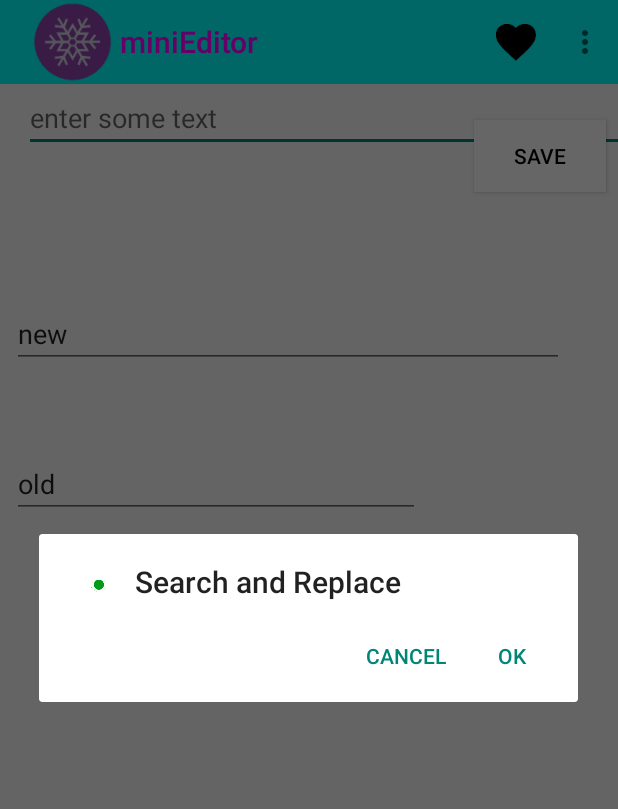
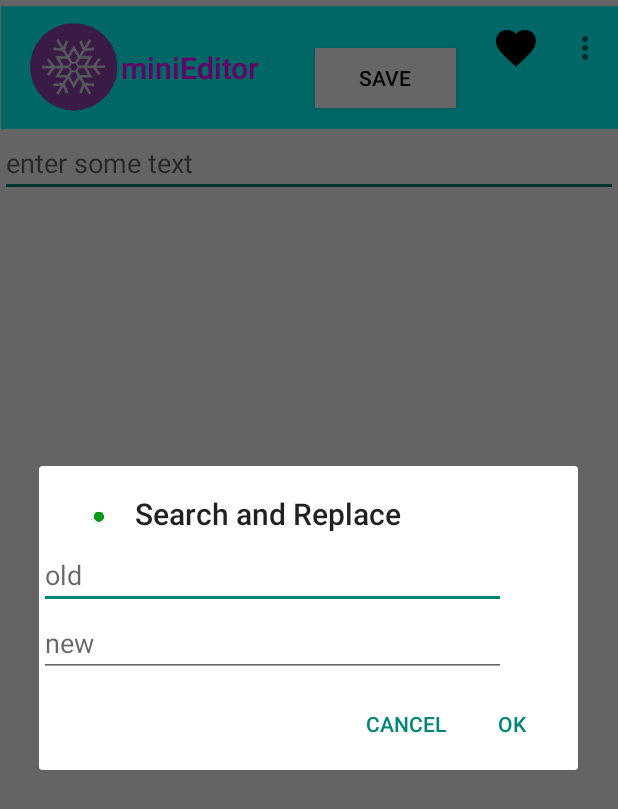
Before and after one commit to chen-assert/Mini_editor_android, an Android app: the screen it shows after launch (miniEditor), in the options menu, after a tap on "search and replace", on a phone screen of 412 x 824 dp. Shown: the top 809 px of the screen. Run offline under Robolectric (Android 15) with nearby library versions, the phone set to English and light mode, and no system bars.

Commit message:
implemented search_and_find;updated layout

```diff
--- a/app/src/main/res/layout/activity_main.xml
+++ b/app/src/main/res/layout/activity_main.xml
@@ -6,75 +6,56 @@
         xmlns:android="http://schemas.android.com/apk/res/android"
         xmlns:tools="http://schemas.android.com/tools"
         xmlns:app="http://schemas.android.com/apk/res-auto"
-        android:layout_width="match_parent"
-        android:layout_height="match_parent"
-        tools:context="jingruichen.mini_editor.miniEditor">
-
-    <EditText
-            android:layout_width="0dp"
+        tools:context="jingruichen.mini_editor.miniEditor"
+        android:ems="20"
+        android:layout_width="wrap_content"
         android:layout_height="wrap_content"
-            android:inputType="textMultiLine"
-            android:ems="20"
-            android:id="@+id/editText"
-            android:hint="enter some text"
-            app:layout_constraintHorizontal_chainStyle="spread_inside"
+        app:layout_constraintTop_toBottomOf="@+id/my_toolbar">
+        <!--app:layout_constraintHorizontal_chainStyle="spread_inside"
         app:layout_constraintLeft_toLeftOf="parent"
         android:layout_marginLeft="16dp"
         android:layout_marginStart="16dp"
-            app:layout_constraintTop_toBottomOf="@+id/my_toolbar"
-            android:cursorVisible="true"/>
+
+        android:cursorVisible="true" -->
 
 
+    <EditText
+        android:id="@+id/editText"
+        android:layout_width="0dp"
+        android:layout_height="wrap_content"
+        android:cursorVisible="true"
+        android:ems="20"
+        android:hint="enter some text"
+        android:inputType="textMultiLine"
+        app:layout_constraintHorizontal_chainStyle="spread_inside"
+        app:layout_constraintLeft_toLeftOf="parent"
+        app:layout_constraintTop_toBottomOf="@+id/my_toolbar" />
 
 
     <Button
+        android:id="@+id/save"
+        android:layout_width="94dp"
+        android:layout_height="40dp"
+        android:layout_marginEnd="108dp"
+        android:layout_marginTop="32dp"
         android:text="Save"
-            android:layout_width="wrap_content"
-            android:layout_height="48dp"
-            android:id="@+id/save"
-            app:layout_constraintTop_toTopOf="parent"
-            android:layout_marginTop="80dp"
-            android:layout_marginRight="8dp"
+        app:layout_constraintEnd_toEndOf="parent"
         app:layout_constraintRight_toRightOf="parent"
-            android:layout_marginEnd="8dp"/>
+        app:layout_constraintTop_toTopOf="parent" />
 
 
     <android.support.v7.widget.Toolbar
         android:id="@+id/my_toolbar"
+        android:layout_width="411dp"
+        android:layout_height="82dp"
+        android:layout_marginTop="4dp"
         android:background="?attr/colorPrimary"
-            android:layout_width="0dp"
-            android:layout_height="56dp"
+        app:layout_constraintHorizontal_bias="1.0"
+        app:layout_constraintLeft_toLeftOf="parent"
+        app:layout_constraintRight_toRightOf="parent"
         app:layout_constraintTop_toTopOf="parent"
-            app:layout_constraintRight_toRightOf="parent"
-            app:layout_constraintLeft_toLeftOf="parent"
-            app:logo="@drawable/snowflake"
-            />
+        app:logo="@drawable/snowflake" />
 
-    <EditText
-            android:layout_width="368dp"
-            android:layout_height="wrap_content"
-            android:id="@+id/current"
-            android:text="new"
-            android:hint="to replace as..."
-            android:minHeight="45dp"
-            android:textSize="18sp"
-            android:inputType="text"
-            android:layout_marginLeft="8dp"
-            app:layout_constraintLeft_toLeftOf="parent"
-            app:layout_constraintTop_toTopOf="parent"
-            android:layout_marginTop="200dp"/>
-    <EditText
-            android:layout_width="272dp"
-            android:layout_height="wrap_content"
-            android:id="@+id/old"
-            android:text="old"
-            android:hint="to be replaced..."
-            android:minHeight="45dp"
-            android:textSize="18sp"
-            android:inputType="text"
-            android:layout_marginLeft="8dp"
-            app:layout_constraintLeft_toLeftOf="parent"
-            app:layout_constraintTop_toTopOf="parent"
-            android:layout_marginTop="300dp"/>
+
 
 </android.support.constraint.ConstraintLayout>
--- /dev/null
+++ b/app/src/main/res/layout/dialogs.xml
@@ -0,0 +1,49 @@
+<?xml version="1.0" encoding="utf-8"?>
+<android.support.constraint.ConstraintLayout
+
+    xmlns:android="http://schemas.android.com/apk/res/android"
+    xmlns:app="http://schemas.android.com/apk/res-auto"
+    xmlns:tools="http://schemas.android.com/tools"
+    android:layout_width="fill_parent"
+    android:layout_height="fill_parent"
+    android:orientation="vertical"
+    tools:context="jingruichen.mini_editor.miniEditor">
+
+    <TableLayout
+        android:layout_width="wrap_content"
+        android:layout_height="match_parent">
+        <TableRow
+            android:layout_height="match_parent"
+            android:layout_width="wrap_content"
+            android:id="@+id/row1">
+
+            <EditText
+                android:id="@+id/old"
+                android:layout_width="311dp"
+                android:layout_height="match_parent"
+                android:hint="old"
+                android:inputType="text"
+                android:textSize="18sp">
+
+                <requestFocus />
+            </EditText>
+        </TableRow>
+
+        <TableRow
+            android:id="@+id/row2"
+            android:layout_width="wrap_content"
+            android:layout_height="match_parent">
+            <EditText
+                android:id="@+id/current"
+                android:layout_width="match_parent"
+                android:layout_height="wrap_content"
+                android:hint="new"
+                android:inputType="text"
+                android:textSize="18sp"
+                tools:layout_editor_absoluteX="0dp" />
+        </TableRow>
+
+    </TableLayout>
+
+
+</android.support.constraint.ConstraintLayout>
```
Also changed, not shown: app/src/main/java/jingruichen/mini_editor/miniEditor.java (+82 -30 lines). Lines whose indentation alone changed are shown as unchanged.
